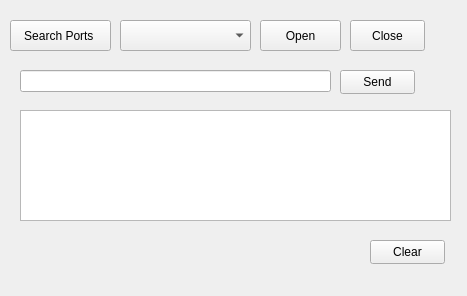
tech-living/ComportFree, file mainwindow.ui: the form before one commit.
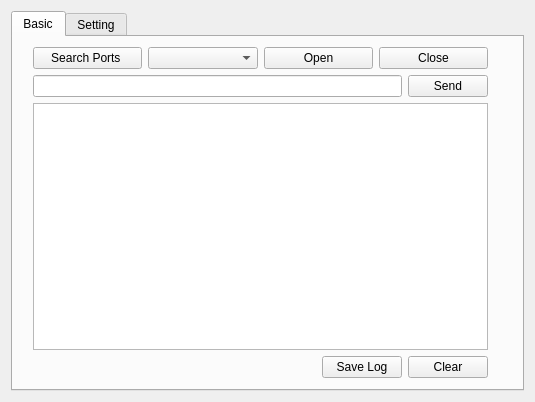
The form after the commit.

Commit message: Add StatusBar and notification messages. Add WidgetTab and change Layout.

```diff
--- a/mainwindow.ui
+++ b/mainwindow.ui
@@ -6,108 +6,124 @@
    <rect>
     <x>0</x>
     <y>0</y>
-    <width>467</width>
-    <height>296</height>
+    <width>535</width>
+    <height>402</height>
    </rect>
   </property>
   <property name="windowTitle">
    <string>MainWindow</string>
   </property>
+  <layout class="QVBoxLayout" name="ui_mainLayout">
+   <item>
+    <widget class="QTabWidget" name="tabWidget">
+     <property name="currentIndex">
+      <number>0</number>
+     </property>
+     <widget class="QWidget" name="tab_basic">
+      <attribute name="title">
+       <string>Basic</string>
+      </attribute>
+      <widget class="QWidget" name="verticalLayoutWidget">
+       <property name="geometry">
+        <rect>
+         <x>20</x>
+         <y>10</y>
+         <width>455</width>
+         <height>331</height>
+        </rect>
+       </property>
+       <layout class="QVBoxLayout" name="vLayout_basic_main">
+        <item>
+         <layout class="QHBoxLayout" name="hLayout_ports">
+          <item>
   <widget class="QPushButton" name="btnPortsInfo">
-   <property name="geometry">
-    <rect>
-     <x>10</x>
-     <y>20</y>
-     <width>101</width>
-     <height>31</height>
-    </rect>
-   </property>
    <property name="text">
     <string>Search Ports </string>
    </property>
   </widget>
-  <widget class="QComboBox" name="cmbPorts">
-   <property name="geometry">
-    <rect>
-     <x>120</x>
-     <y>20</y>
-     <width>131</width>
-     <height>31</height>
-    </rect>
-   </property>
-  </widget>
+          </item>
+          <item>
+           <widget class="QComboBox" name="cmbPorts"/>
+          </item>
+          <item>
   <widget class="QPushButton" name="btnOpenPort">
-   <property name="geometry">
-    <rect>
-     <x>260</x>
-     <y>20</y>
-     <width>81</width>
-     <height>31</height>
-    </rect>
-   </property>
    <property name="text">
     <string>Open</string>
    </property>
   </widget>
-  <widget class="QLineEdit" name="lnMessage">
-   <property name="geometry">
-    <rect>
-     <x>20</x>
-     <y>70</y>
-     <width>311</width>
-     <height>22</height>
-    </rect>
-   </property>
-  </widget>
+          </item>
+          <item>
+           <widget class="QPushButton" name="btnClosePort">
+            <property name="text">
+             <string>Close</string>
+            </property>
+           </widget>
+          </item>
+         </layout>
+        </item>
+        <item>
+         <layout class="QHBoxLayout" name="hLayout_sendMsg">
+          <item>
+           <widget class="QLineEdit" name="lnMessage"/>
+          </item>
+          <item>
   <widget class="QPushButton" name="btnSend">
-   <property name="geometry">
-    <rect>
-     <x>340</x>
-     <y>70</y>
-     <width>75</width>
-     <height>24</height>
-    </rect>
-   </property>
    <property name="text">
     <string>Send</string>
    </property>
   </widget>
+          </item>
+         </layout>
+        </item>
+        <item>
+         <layout class="QHBoxLayout" name="vLayout_Viewer">
+          <item>
+           <widget class="QPlainTextEdit" name="plnTxtViewer"/>
+          </item>
+         </layout>
+        </item>
+        <item>
+         <layout class="QHBoxLayout" name="hLayout_BtnLog">
+          <item>
+           <spacer name="horizontalSpacer">
+            <property name="orientation">
+             <enum>Qt::Orientation::Horizontal</enum>
+            </property>
+            <property name="sizeHint" stdset="0">
+             <size>
+              <width>40</width>
+              <height>20</height>
+             </size>
+            </property>
+           </spacer>
+          </item>
+          <item>
+           <widget class="QPushButton" name="pushButton">
+            <property name="text">
+             <string>Save Log</string>
+            </property>
+           </widget>
+          </item>
+          <item>
   <widget class="QPushButton" name="btnClearTxtBrower">
-   <property name="geometry">
-    <rect>
-     <x>370</x>
-     <y>240</y>
-     <width>75</width>
-     <height>24</height>
-    </rect>
-   </property>
    <property name="text">
     <string>Clear</string>
    </property>
   </widget>
-  <widget class="QPlainTextEdit" name="plnTxtViewer">
-   <property name="geometry">
-    <rect>
-     <x>20</x>
-     <y>110</y>
-     <width>431</width>
-     <height>111</height>
-    </rect>
-   </property>
-  </widget>
-  <widget class="QPushButton" name="btnClosePort">
-   <property name="geometry">
-    <rect>
-     <x>350</x>
-     <y>20</y>
-     <width>75</width>
-     <height>31</height>
-    </rect>
-   </property>
-   <property name="text">
-    <string>Close</string>
-   </property>
-  </widget>
+          </item>
+         </layout>
+        </item>
+       </layout>
+      </widget>
+     </widget>
+     <widget class="QWidget" name="tab_setting">
+      <attribute name="title">
+       <string>Setting</string>
+      </attribute>
+     </widget>
+    </widget>
+   </item>
+  </layout>
  </widget>
  <resources/>
  <connections/>
```
Lines whose indentation alone changed are shown as unchanged. The commit also changes 2 other files.
